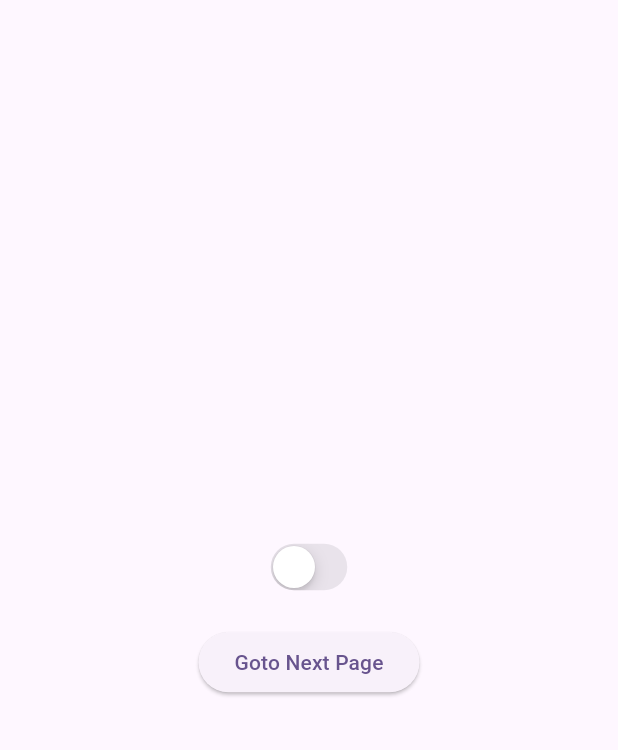
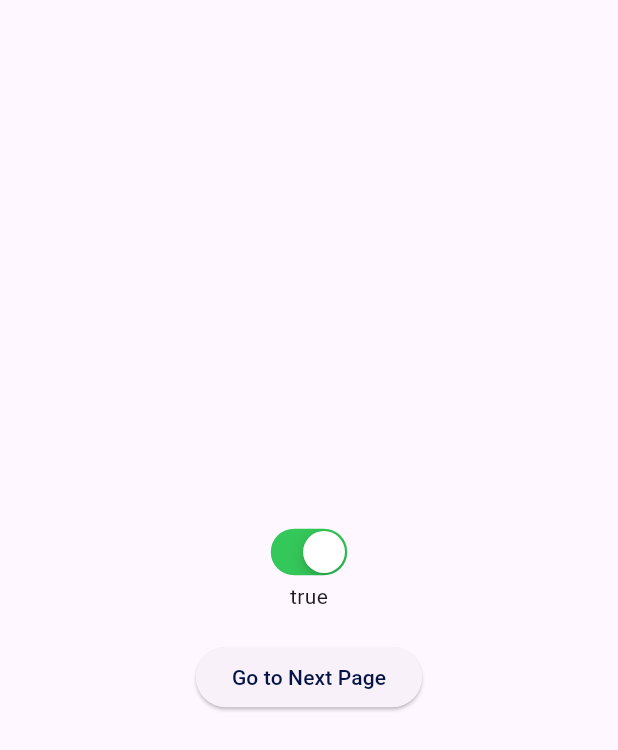
Before and after one commit to sidharth3788/RouteGetx, a Flutter app: the screen it shows after launch, on a phone screen of 412 x 824 dp. Shown: the top 750 px of the screen. Run offline on Flutter 3.47's test engine with Material 3 defaults, Android fonts, the phone set to English and light mode, and no system bars; our stand-ins replace get.

Commit message:
switch completed

```diff
--- a/lib/home/viewpage/home.dart
+++ b/lib/home/viewpage/home.dart
@@ -11,7 +11,7 @@ class ToggleButtonPage extends StatefulWidget {
 }
 
 class _ToggleButtonPageState extends State<ToggleButtonPage> {
-  bool _isOn = false;
+  bool _switchState = true;
 
   @override
   Widget build(BuildContext context) {
@@ -22,19 +22,28 @@ class _ToggleButtonPageState extends State<ToggleButtonPage> {
             mainAxisAlignment: MainAxisAlignment.center,
             children: [
               CupertinoSwitch(
-                value: _isOn,
+                value: _switchState,
                 onChanged: (value) {
                   setState(() {
-                    _isOn = value;
+                    _switchState = value;
+                    print('Switch state: $_switchState');
                   });
                 },
               ),
+              Text(_switchState.toString()),
               const SizedBox(height: 20),
               ElevatedButton(
                 onPressed: () {
-                  Get.to(const Page2());
+                  if (_switchState == true) {
+                    Get.to(const Page2());
+                  } else {
+                    print('Button is OFF');
+                  }
                 },
-                child: const Text('Goto Next Page'),
+                child: const Text(
+                  'Go to Next Page',
+                  style: TextStyle(color: Color(0xFF041444)),
+                ),
               ),
             ],
           ),
```
